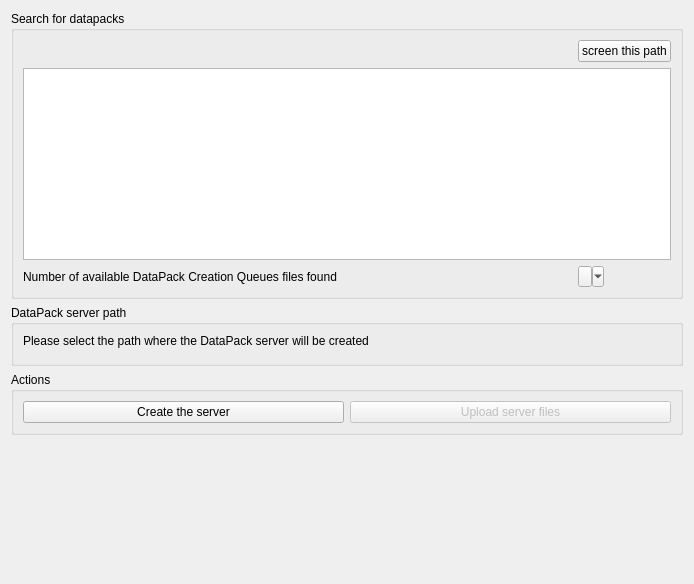
Qt form libs/datapackutils/servercreation/servercreationwidget.ui (FreeHealth/freehealth) before a commit.
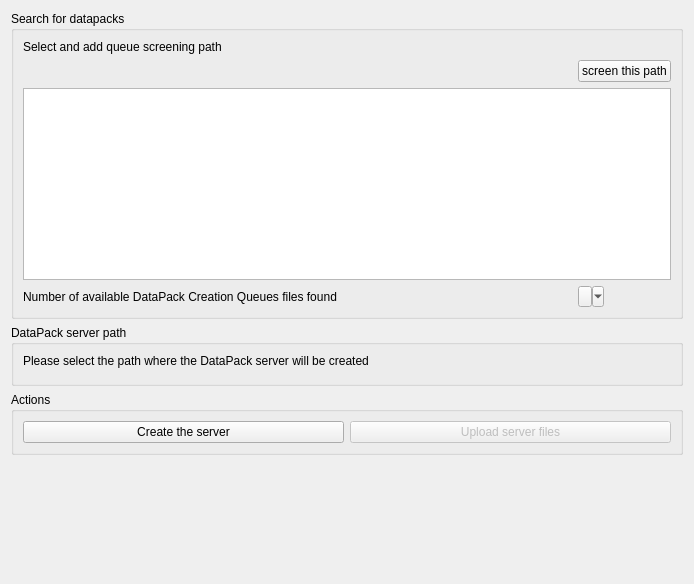
The same form after that commit. Custom widgets are drawn as their Qt base class.

Patch:
```diff
--- a/libs/datapackutils/servercreation/servercreationwidget.ui
+++ b/libs/datapackutils/servercreation/servercreationwidget.ui
@@ -57,6 +57,13 @@
         </property>
        </widget>
       </item>
+      <item row="0" column="0" colspan="3">
+       <widget class="QLabel" name="labelScreenPath">
+        <property name="text">
+         <string>Select and add queue screening path</string>
+        </property>
+       </widget>
+      </item>
      </layout>
     </widget>
    </item>
```
